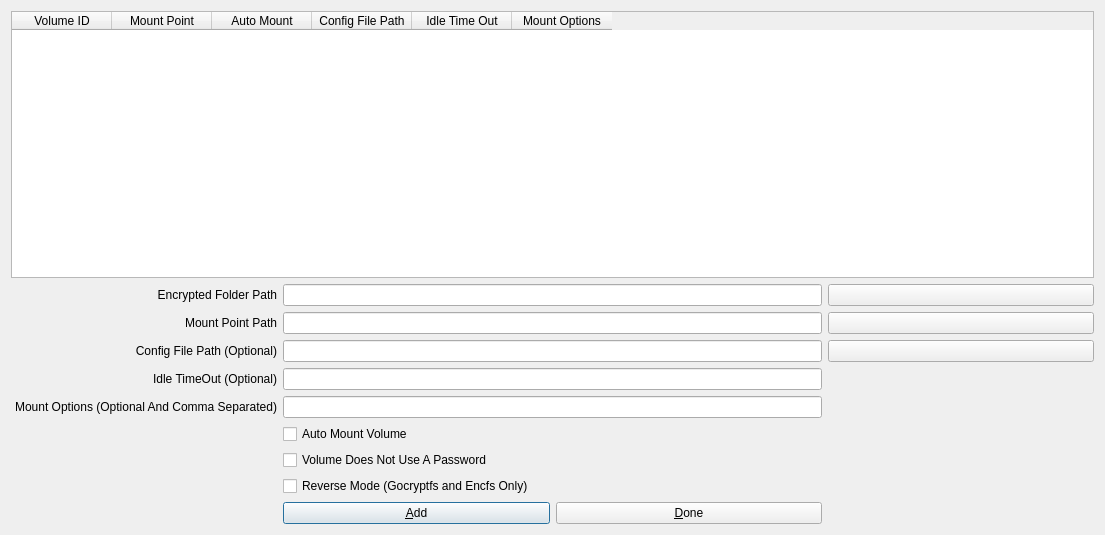
Qt form src/favorites.ui (mhogomchungu/sirikali) before a commit.
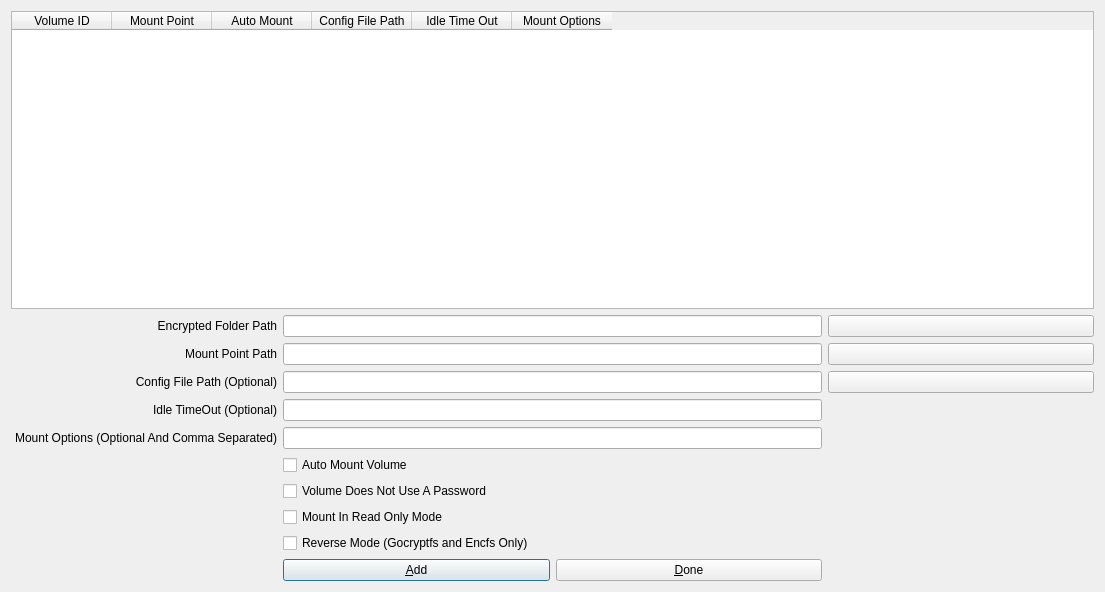
The same form after that commit.

Commit message: make it possible to set a favorite volume to be unlocked in read only mode

What changed in the file:
```diff
--- a/src/favorites.ui
+++ b/src/favorites.ui
@@ -10,14 +10,14 @@
     <x>0</x>
     <y>0</y>
     <width>1105</width>
-    <height>535</height>
+    <height>592</height>
    </rect>
   </property>
   <property name="windowTitle">
    <string>Manage Favorites</string>
   </property>
   <layout class="QGridLayout" name="gridLayout">
-   <item row="12" column="2">
+   <item row="13" column="2">
     <widget class="QPushButton" name="pbCancel">
      <property name="text">
       <string>&amp;Done</string>
@@ -188,7 +188,7 @@
      </property>
     </widget>
    </item>
-   <item row="12" column="1">
+   <item row="13" column="1">
     <widget class="QPushButton" name="pbAdd">
      <property name="text">
       <string>&amp;Add</string>
@@ -214,7 +214,7 @@
      </property>
     </widget>
    </item>
-   <item row="11" column="1" colspan="2">
+   <item row="12" column="1" colspan="2">
     <widget class="QCheckBox" name="cbReverseMode">
      <property name="text">
       <string>Reverse Mode (Gocryptfs and Encfs Only)</string>
@@ -235,6 +235,13 @@
      </property>
     </widget>
    </item>
+   <item row="11" column="1">
+    <widget class="QCheckBox" name="cbReadOnlyMode">
+     <property name="text">
+      <string>Mount In Read Only Mode</string>
+     </property>
+    </widget>
+   </item>
   </layout>
  </widget>
  <tabstops>
```
The commit also changes 15 other files.
